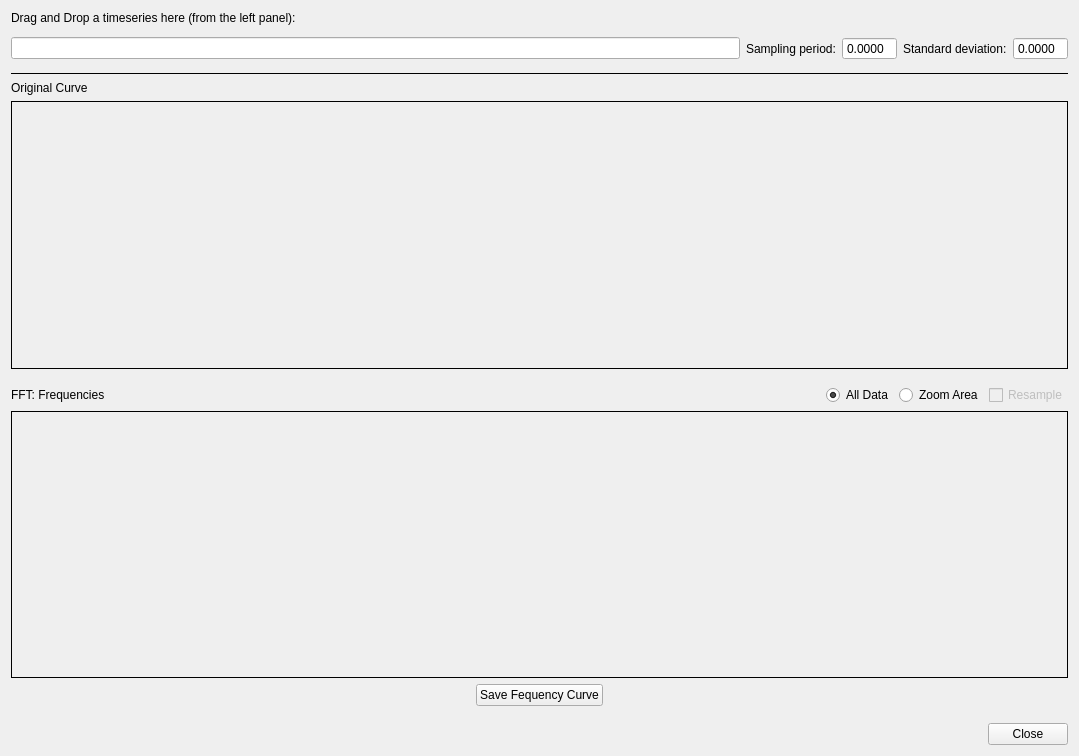
Before: the Qt Designer form plotjuggler_plugins/ToolboxFFT/toolbox_FFT.ui in yuanzhongqiao/PlotJuggler, drawn with Qt 5.
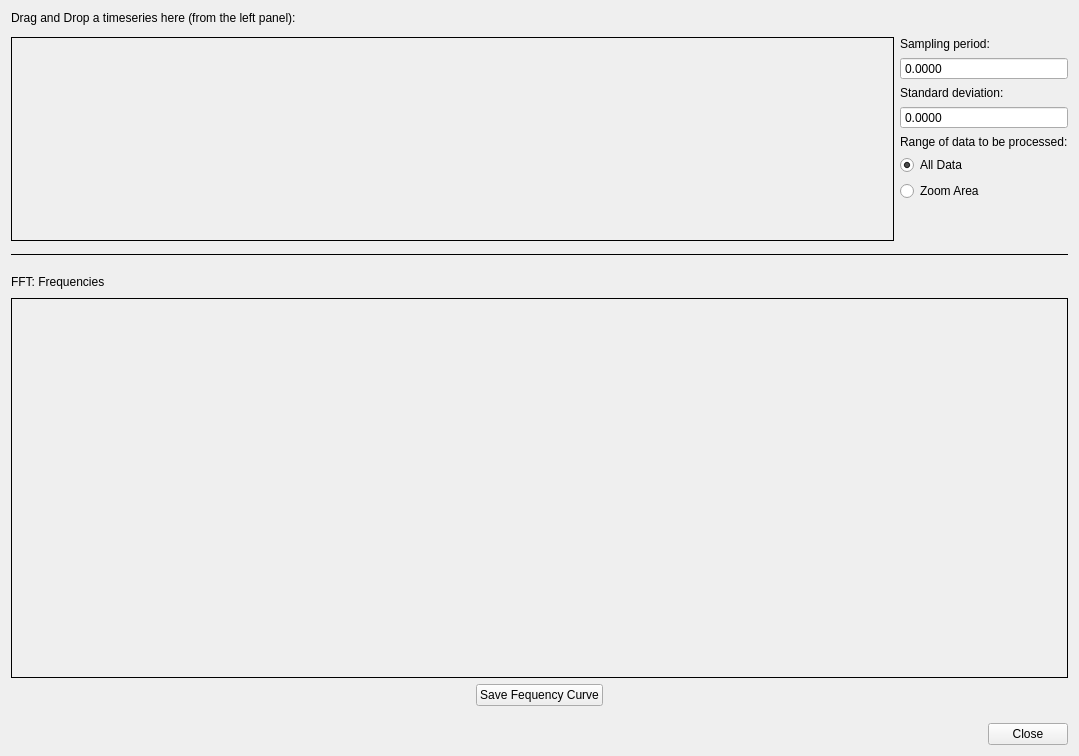
After: the same form once the commit is applied.

```diff
--- a/plotjuggler_plugins/ToolboxFFT/toolbox_FFT.ui
+++ b/plotjuggler_plugins/ToolboxFFT/toolbox_FFT.ui
@@ -13,7 +13,7 @@
   <property name="windowTitle">
    <string>Form</string>
   </property>
-  <layout class="QVBoxLayout" name="verticalLayout" stretch="0,0,0,0,1,0,1,0,0">
+  <layout class="QVBoxLayout" name="verticalLayout" stretch="0,0,0,0,1,0,0">
    <item>
     <widget class="QLabel" name="label">
      <property name="text">
@@ -22,7 +22,7 @@
     </widget>
    </item>
    <item>
-    <layout class="QHBoxLayout" name="horizontalLayout_2">
+    <layout class="QHBoxLayout" name="horizontalLayout_2" stretch="1,0">
      <property name="topMargin">
       <number>6</number>
      </property>
@@ -30,8 +30,20 @@
       <number>6</number>
      </property>
      <item>
-      <widget class="QLineEdit" name="lineEdit"/>
+      <widget class="QFrame" name="frameA">
+       <property name="autoFillBackground">
+        <bool>true</bool>
+       </property>
+       <property name="frameShape">
+        <enum>QFrame::Box</enum>
+       </property>
+       <property name="frameShadow">
+        <enum>QFrame::Plain</enum>
+       </property>
+      </widget>
      </item>
+     <item>
+      <layout class="QVBoxLayout" name="verticalLayout_2">
      <item>
       <widget class="QLabel" name="label_4">
        <property name="text">
@@ -72,6 +84,45 @@
        </property>
       </widget>
      </item>
+       <item>
+        <widget class="QLabel" name="label_6">
+         <property name="text">
+          <string>Range of data to be processed:</string>
+         </property>
+        </widget>
+       </item>
+       <item>
+        <widget class="QRadioButton" name="radioAll">
+         <property name="text">
+          <string>All Data</string>
+         </property>
+         <property name="checked">
+          <bool>true</bool>
+         </property>
+        </widget>
+       </item>
+       <item>
+        <widget class="QRadioButton" name="radioZoomed">
+         <property name="text">
+          <string>Zoom Area</string>
+         </property>
+        </widget>
+       </item>
+       <item>
+        <spacer name="verticalSpacer">
+         <property name="orientation">
+          <enum>Qt::Vertical</enum>
+         </property>
+         <property name="sizeHint" stdset="0">
+          <size>
+           <width>20</width>
+           <height>40</height>
+          </size>
+         </property>
+        </spacer>
+       </item>
+      </layout>
+     </item>
     </layout>
    </item>
    <item>
@@ -84,23 +135,6 @@
      </property>
     </widget>
    </item>
-   <item>
-    <widget class="QLabel" name="label_2">
-     <property name="text">
-      <string>Original Curve</string>
-     </property>
-    </widget>
-   </item>
-   <item>
-    <widget class="QFrame" name="frameA">
-     <property name="frameShape">
-      <enum>QFrame::Box</enum>
-     </property>
-     <property name="frameShadow">
-      <enum>QFrame::Plain</enum>
-     </property>
-    </widget>
-   </item>
    <item>
     <layout class="QHBoxLayout" name="horizontalLayout_3">
      <property name="topMargin">
@@ -126,33 +160,6 @@
        </property>
       </spacer>
      </item>
-     <item>
-      <widget class="QRadioButton" name="radioAll">
-       <property name="text">
-        <string>All Data</string>
-       </property>
-       <property name="checked">
-        <bool>true</bool>
-       </property>
-      </widget>
-     </item>
-     <item>
-      <widget class="QRadioButton" name="radioZoomed">
-       <property name="text">
-        <string>Zoom Area</string>
-       </property>
-      </widget>
-     </item>
-     <item>
-      <widget class="QCheckBox" name="checkBox">
-       <property name="enabled">
-        <bool>false</bool>
-       </property>
-       <property name="text">
-        <string>Resample</string>
-       </property>
-      </widget>
-     </item>
     </layout>
    </item>
    <item>
```
Lines whose indentation alone changed are shown as unchanged.
